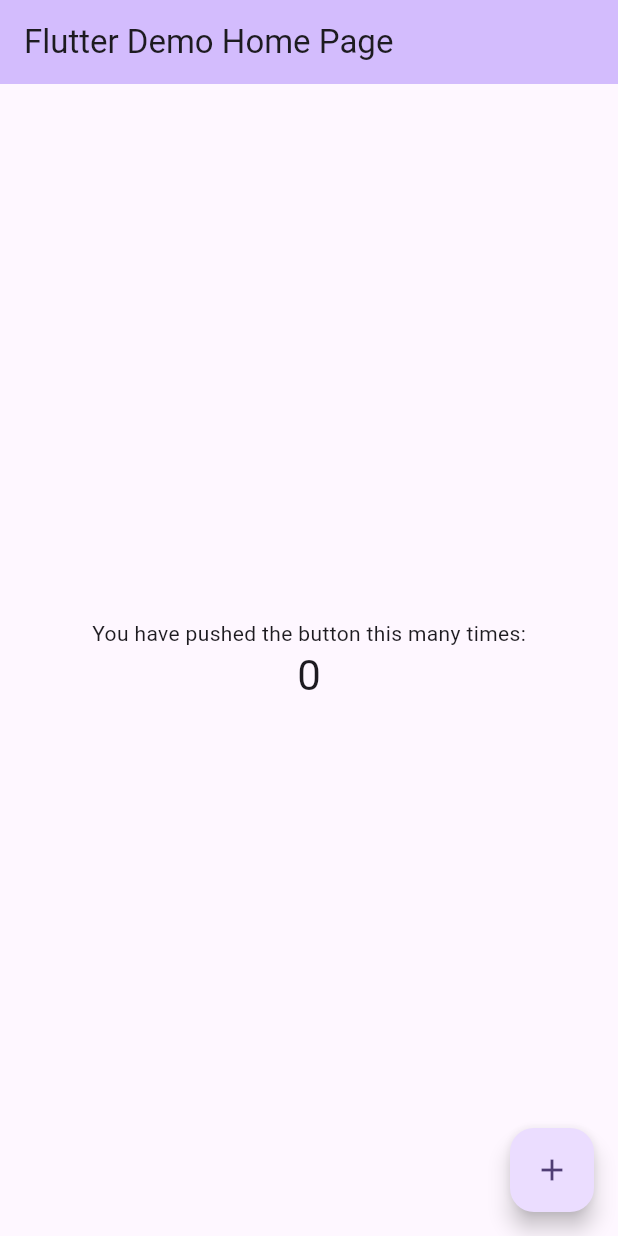
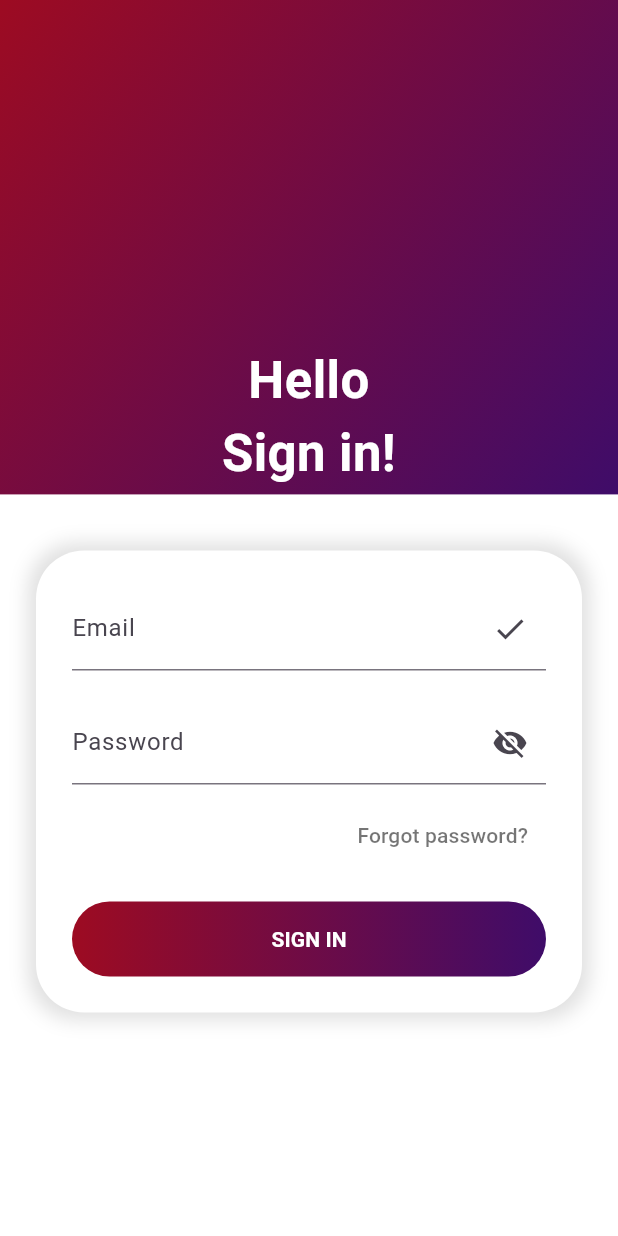
Before and after one commit to sanjanav2102/Attendance-Management-App, a Flutter app: the screen it shows after launch, on a phone screen of 412 x 824 dp. Run offline on Flutter 3.47's test engine with Material 3 defaults, Android fonts, the phone set to English and light mode, and no system bars.

Commit message:
Created Login Screen

```diff
--- a/lib/main.dart
+++ b/lib/main.dart
@@ -1,122 +1,9 @@
+import 'package:attendanceapp/screens/login_screen.dart';
 import 'package:flutter/material.dart';
 
 void main() {
-  runApp(const MyApp());
+  runApp(MaterialApp(
+    home: LoginScreen(),
+    debugShowCheckedModeBanner: false,
+  ));
 }
-
-class MyApp extends StatelessWidget {
-  const MyApp({super.key});
-
-  // This widget is the root of your application.
-  @override
-  Widget build(BuildContext context) {
-    return MaterialApp(
-      title: 'Flutter Demo',
-      theme: ThemeData(
-        // This is the theme of your application.
-        //
-        // TRY THIS: Try running your application with "flutter run". You'll see
-        // the application has a purple toolbar. Then, without quitting the app,
-        // try changing the seedColor in the colorScheme below to Colors.green
-        // and then invoke "hot reload" (save your changes or press the "hot
-        // reload" button in a Flutter-supported IDE, or press "r" if you used
-        // the command line to start the app).
-        //
-        // Notice that the counter didn't reset back to zero; the application
-        // state is not lost during the reload. To reset the state, use hot
-        // restart instead.
-        //
-        // This works for code too, not just values: Most code changes can be
-        // tested with just a hot reload.
-        colorScheme: ColorScheme.fromSeed(seedColor: Colors.deepPurple),
-      ),
-      home: const MyHomePage(title: 'Flutter Demo Home Page'),
-    );
-  }
-}
-
-class MyHomePage extends StatefulWidget {
-  const MyHomePage({super.key, required this.title});
-
-  // This widget is the home page of your application. It is stateful, meaning
-  // that it has a State object (defined below) that contains fields that affect
-  // how it looks.
-
-  // This class is the configuration for the state. It holds the values (in this
-  // case the title) provided by the parent (in this case the App widget) and
-  // used by the build method of the State. Fields in a Widget subclass are
-  // always marked "final".
-
-  final String title;
-
-  @override
-  State<MyHomePage> createState() => _MyHomePageState();
-}
-
-class _MyHomePageState extends State<MyHomePage> {
-  int _counter = 0;
-
-  void _incrementCounter() {
-    setState(() {
-      // This call to setState tells the Flutter framework that something has
-      // changed in this State, which causes it to rerun the build method below
-      // so that the display can reflect the updated values. If we changed
-      // _counter without calling setState(), then the build method would not be
-      // called again, and so nothing would appear to happen.
-      _counter++;
-    });
-  }
-
-  @override
-  Widget build(BuildContext context) {
-    // This method is rerun every time setState is called, for instance as done
-    // by the _incrementCounter method above.
-    //
-    // The Flutter framework has been optimized to make rerunning build methods
-    // fast, so that you can just rebuild anything that needs updating rather
-    // than having to individually change instances of widgets.
-    return Scaffold(
-      appBar: AppBar(
-        // TRY THIS: Try changing the color here to a specific color (to
-        // Colors.amber, perhaps?) and trigger a hot reload to see the AppBar
-        // change color while the other colors stay the same.
-        backgroundColor: Theme.of(context).colorScheme.inversePrimary,
-        // Here we take the value from the MyHomePage object that was created by
-        // the App.build method, and use it to set our appbar title.
-        title: Text(widget.title),
-      ),
-      body: Center(
-        // Center is a layout widget. It takes a single child and positions it
-        // in the middle of the parent.
-        child: Column(
-          // Column is also a layout widget. It takes a list of children and
-          // arranges them vertically. By default, it sizes itself to fit its
-          // children horizontally, and tries to be as tall as its parent.
-          //
-          // Column has various properties to control how it sizes itself and
-          // how it positions its children. Here we use mainAxisAlignment to
-          // center the children vertically; the main axis here is the vertical
-          // axis because Columns are vertical (the cross axis would be
-          // horizontal).
-          //
-          // TRY THIS: Invoke "debug painting" (choose the "Toggle Debug Paint"
-          // action in the IDE, or press "p" in the console), to see the
-          // wireframe for each widget.
-          mainAxisAlignment: MainAxisAlignment.center,
-          children: <Widget>[
-            const Text('You have pushed the button this many times:'),
-            Text(
-              '$_counter',
-              style: Theme.of(context).textTheme.headlineMedium,
-            ),
-          ],
-        ),
-      ),
-      floatingActionButton: FloatingActionButton(
-        onPressed: _incrementCounter,
-        tooltip: 'Increment',
-        child: const Icon(Icons.add),
-      ), // This trailing comma makes auto-formatting nicer for build methods.
-    );
-  }
-}
--- /dev/null
+++ b/lib/screens/login_screen.dart
@@ -0,0 +1,120 @@
+
+import 'package:flutter/material.dart';
+
+class LoginScreen extends StatelessWidget {
+  final TextEditingController emailController = TextEditingController();
+  final TextEditingController passwordController = TextEditingController();
+
+  @override
+  Widget build(BuildContext context) {
+    return Scaffold(
+      backgroundColor: Colors.white,
+      body: Stack(
+        children: [
+          Container(
+            height: MediaQuery.of(context).size.height * 0.4,
+            decoration: const BoxDecoration(
+              gradient: LinearGradient(
+                colors: [Color(0xFF9D0B22), Color(0xFF3F0C69)],
+                begin: Alignment.topLeft,
+                end: Alignment.bottomRight,
+              ),
+            ),
+          ),
+          Center(
+            child: SingleChildScrollView(
+              child: Column(
+                children: [
+                  const SizedBox(height: 80),
+                  const Text(
+                    'Hello\nSign in!',
+                    textAlign: TextAlign.center,
+                    style: TextStyle(
+                      color: Colors.white,
+                      fontSize: 34,
+                      fontWeight: FontWeight.bold,
+                    ),
+                  ),
+                  const SizedBox(height: 40),
+                  Container(
+                    margin: const EdgeInsets.symmetric(horizontal: 24),
+                    padding: const EdgeInsets.all(24),
+                    decoration: BoxDecoration(
+                      color: Colors.white,
+                      borderRadius: BorderRadius.circular(32),
+                      boxShadow: [
+                        BoxShadow(
+                          color: Colors.black12,
+                          blurRadius: 10,
+                          spreadRadius: 5,
+                        ),
+                      ],
+                    ),
+                    child: Column(
+                      children: [
+                        TextField(
+                          controller: emailController,
+                          decoration: const InputDecoration(
+                            labelText: 'Email',
+                            border: UnderlineInputBorder(),
+                            suffixIcon: Icon(Icons.check),
+                          ),
+                        ),
+                        const SizedBox(height: 20),
+                        TextField(
+                          controller: passwordController,
+                          obscureText: true,
+                          decoration: const InputDecoration(
+                            labelText: 'Password',
+                            border: UnderlineInputBorder(),
+                            suffixIcon: Icon(Icons.visibility_off),
+                          ),
+                        ),
+                        const SizedBox(height: 10),
+                        Align(
+                          alignment: Alignment.centerRight,
+                          child: TextButton(
+                            onPressed: () {
+                              // handle forgot password
+                            },
+                            child: const Text(
+                              'Forgot password?',
+                              style: TextStyle(color: Colors.black54),
+                            ),
+                          ),
+                        ),
+                        const SizedBox(height: 20),
+                        Container(
+                          width: double.infinity,
+                          height: 50,
+                          decoration: BoxDecoration(
+                            borderRadius: BorderRadius.circular(30),
+                            gradient: const LinearGradient(
+                              colors: [Color(0xFF9D0B22), Color(0xFF3F0C69)],
+                            ),
+                          ),
+                          child: TextButton(
+                            onPressed: () {
+                              // handle sign in
+                            },
+                            child: const Text(
+                              'SIGN IN',
+                              style: TextStyle(
+                                color: Colors.white,
+                                fontWeight: FontWeight.bold,
+                              ),
+                            ),
+                          ),
+                        ),
+                      ],
+                    ),
+                  ),
+                ],
+              ),
+            ),
+          ),
+        ],
+      ),
+    );
+  }
+}
```
Also changed, not shown: 1 other file.
